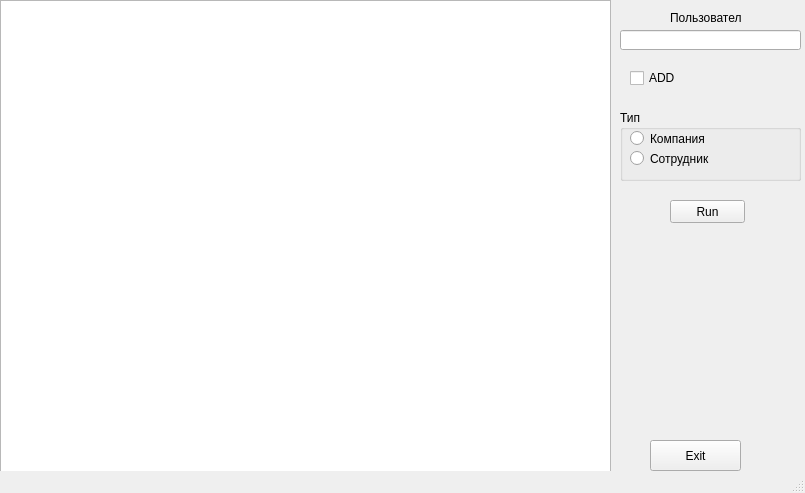
This is client.ui in IgorChicherin/PyQt as Qt 5 draws it before an edit. The edited form follows.
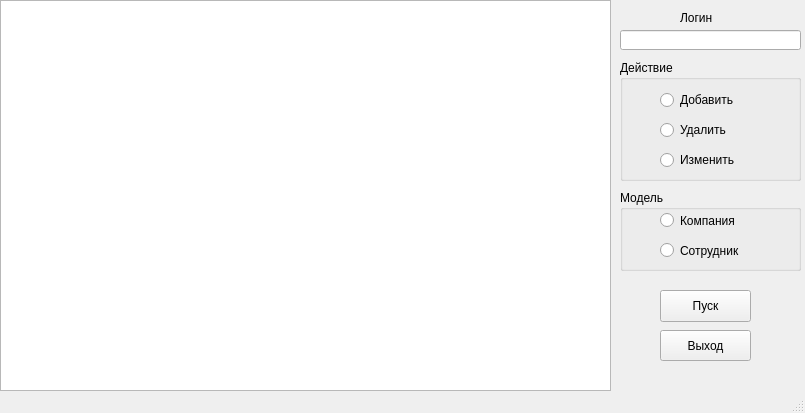
This is the edited form.

Commit message: client & server ui

```diff
--- a/client.ui
+++ b/client.ui
@@ -7,7 +7,7 @@
     <x>0</x>
     <y>0</y>
     <width>805</width>
-    <height>493</height>
+    <height>413</height>
    </rect>
   </property>
   <property name="windowTitle">
@@ -17,14 +17,14 @@
    <widget class="QPushButton" name="exitButton">
     <property name="geometry">
      <rect>
-      <x>650</x>
-      <y>440</y>
+      <x>660</x>
+      <y>330</y>
       <width>91</width>
       <height>31</height>
      </rect>
     </property>
     <property name="text">
-     <string>Exit</string>
+     <string>Выход</string>
     </property>
    </widget>
    <widget class="QTableView" name="tableView">
@@ -33,7 +33,7 @@
       <x>0</x>
       <y>0</y>
       <width>611</width>
-      <height>481</height>
+      <height>391</height>
      </rect>
     </property>
    </widget>
@@ -41,21 +41,21 @@
     <property name="geometry">
      <rect>
       <x>620</x>
-      <y>110</y>
+      <y>190</y>
       <width>181</width>
-      <height>71</height>
+      <height>81</height>
      </rect>
     </property>
     <property name="title">
-     <string>Тип</string>
+     <string>Модель</string>
     </property>
     <widget class="QRadioButton" name="compradioButton">
      <property name="geometry">
       <rect>
-       <x>10</x>
+       <x>40</x>
        <y>20</y>
-       <width>82</width>
-       <height>17</height>
+       <width>91</width>
+       <height>21</height>
       </rect>
      </property>
      <property name="text">
@@ -65,10 +65,10 @@
     <widget class="QRadioButton" name="empradioButton">
      <property name="geometry">
       <rect>
-       <x>10</x>
-       <y>40</y>
-       <width>82</width>
-       <height>17</height>
+       <x>40</x>
+       <y>50</y>
+       <width>91</width>
+       <height>21</height>
       </rect>
      </property>
      <property name="text">
@@ -89,9 +89,9 @@
    <widget class="QLabel" name="label">
     <property name="geometry">
      <rect>
-      <x>670</x>
+      <x>680</x>
       <y>10</y>
-      <width>71</width>
+      <width>91</width>
       <height>16</height>
      </rect>
     </property>
@@ -99,33 +99,72 @@
      <enum>QFrame::Raised</enum>
     </property>
     <property name="text">
-     <string>Пользователь</string>
+     <string>Логин</string>
     </property>
    </widget>
+   <widget class="QGroupBox" name="groupBox_2">
+    <property name="geometry">
+     <rect>
+      <x>620</x>
+      <y>60</y>
+      <width>181</width>
+      <height>121</height>
+     </rect>
+    </property>
+    <property name="title">
+     <string>Действие</string>
+    </property>
+    <widget class="QRadioButton" name="add_radioButton">
+     <property name="geometry">
+      <rect>
+       <x>40</x>
+       <y>30</y>
+       <width>100</width>
+       <height>20</height>
+      </rect>
+     </property>
+     <property name="text">
+      <string>Добавить</string>
+     </property>
+    </widget>
+    <widget class="QRadioButton" name="del_radioButton">
+     <property name="geometry">
+      <rect>
+       <x>40</x>
+       <y>60</y>
+       <width>100</width>
+       <height>20</height>
+      </rect>
+     </property>
+     <property name="text">
+      <string>Удалить</string>
+     </property>
+    </widget>
+    <widget class="QRadioButton" name="insert_radioButton">
+     <property name="geometry">
+      <rect>
+       <x>40</x>
+       <y>90</y>
+       <width>100</width>
+       <height>20</height>
+      </rect>
+     </property>
+     <property name="text">
+      <string>Изменить</string>
+     </property>
+    </widget>
+   </widget>
    <widget class="QPushButton" name="runButton">
     <property name="geometry">
      <rect>
-      <x>670</x>
-      <y>200</y>
-      <width>75</width>
-      <height>23</height>
+      <x>660</x>
+      <y>290</y>
+      <width>91</width>
+      <height>32</height>
      </rect>
     </property>
     <property name="text">
-     <string>Run</string>
-    </property>
-   </widget>
-   <widget class="QCheckBox" name="checkBox">
-    <property name="geometry">
-     <rect>
-      <x>630</x>
-      <y>70</y>
-      <width>71</width>
-      <height>16</height>
-     </rect>
-    </property>
-    <property name="text">
-     <string>ADD</string>
+     <string>Пуск</string>
     </property>
    </widget>
   </widget>
```
The commit also changes 3 other files.
